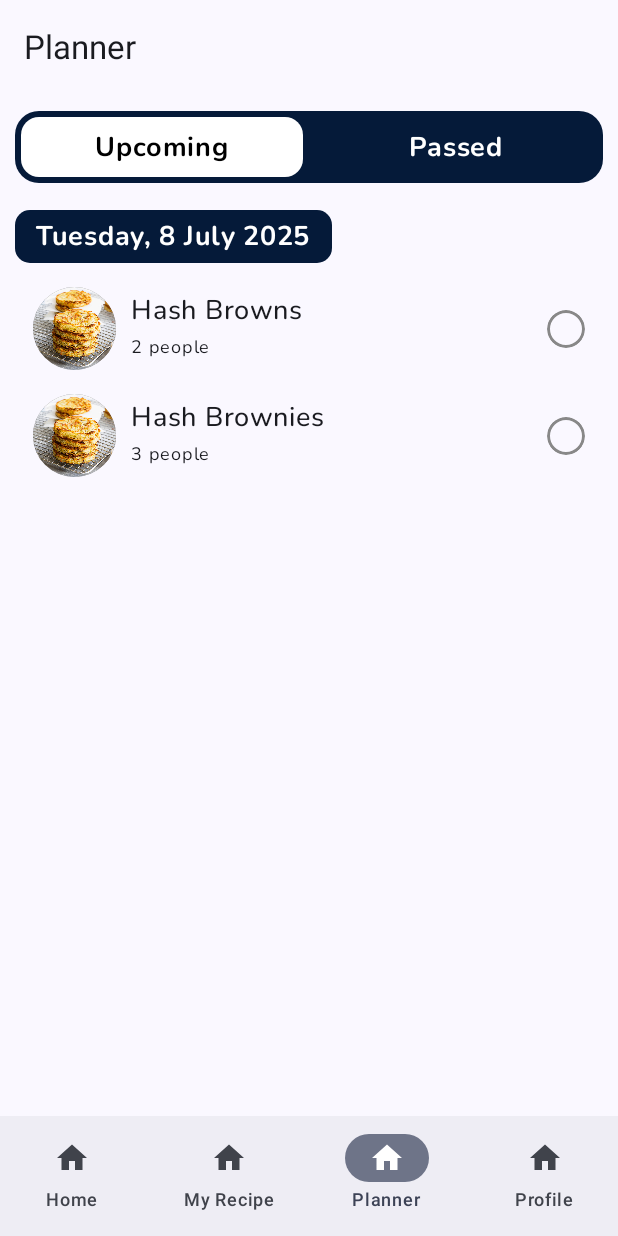
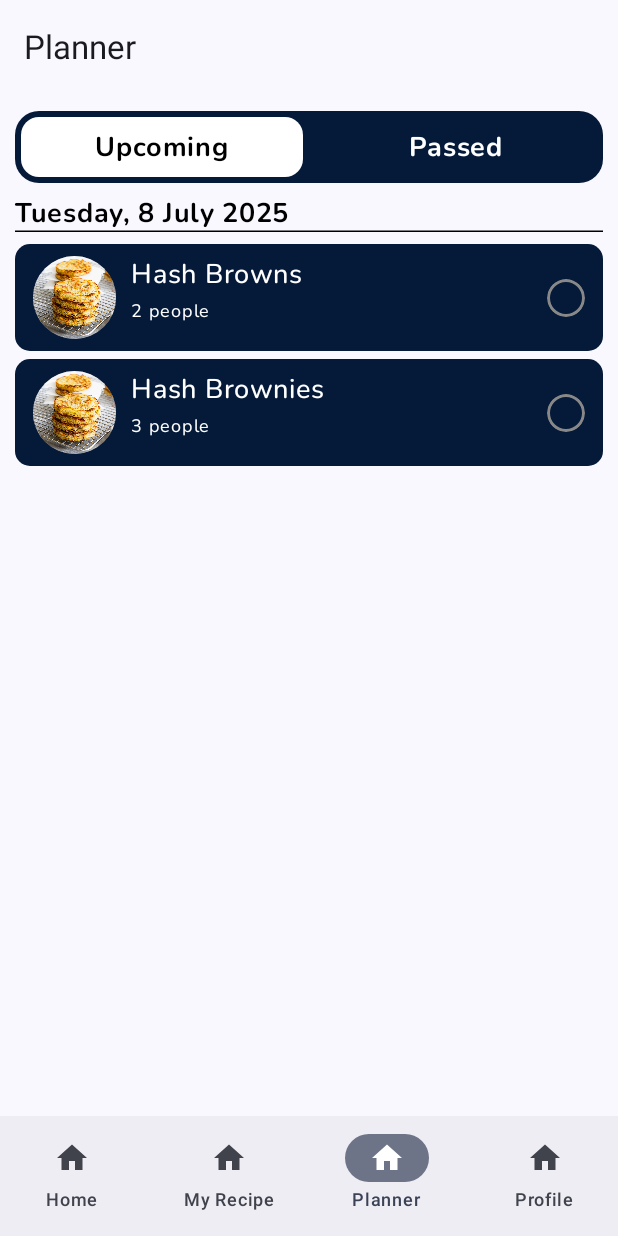
Before and after one commit to wesleyaldrich/pancook, an Android app built with Jetpack Compose: the PlannerScreen screen opened through its navigation route, on a phone screen of 412 x 824 dp. Run offline under Robolectric (Android 15) with nearby library versions, the phone set to English and light mode, and no system bars; Roboto replaces fonts that are not available here.

Commit message:
Update PlannerItem and DateSectionHeader UI

```diff
--- a/app/src/main/java/com/wesleyaldrich/pancook/ui/screens/PlannerScreen.kt
+++ b/app/src/main/java/com/wesleyaldrich/pancook/ui/screens/PlannerScreen.kt
@@ -53,6 +53,8 @@ import androidx.compose.runtime.mutableStateMapOf
 import androidx.compose.runtime.setValue
 import androidx.compose.runtime.mutableStateOf
 import androidx.compose.ui.draw.alpha
+import androidx.compose.ui.draw.drawBehind
+import androidx.compose.ui.geometry.Offset
 import androidx.compose.ui.text.style.TextDecoration
 import com.wesleyaldrich.pancook.R
 import com.wesleyaldrich.pancook.model.Ingredient
@@ -60,7 +62,7 @@ import com.wesleyaldrich.pancook.model.Recipe
 import com.wesleyaldrich.pancook.ui.theme.inter
 import com.wesleyaldrich.pancook.ui.theme.montserrat
 import com.wesleyaldrich.pancook.ui.theme.nunito
-import com.wesleyaldrich.pancook.ui.theme.poppins
+import com.wesleyaldrich.pancook.ui.theme.nunito
 import org.w3c.dom.Text
 import java.time.LocalDate
 import java.time.format.DateTimeFormatter
@@ -195,7 +197,7 @@ fun PlannerList(modifier: Modifier = Modifier, data: Map<String, Map<Recipe, Int
     LazyColumn(
         modifier = modifier
             .fillMaxSize()
-            .padding(10.dp)
+            .padding(horizontal = 10.dp)
     ) {
         data.forEach { (dateStr, recipeMap) ->
             item {
@@ -229,25 +231,35 @@ fun formatDateHeader(dateString: String): String {
     }
 }
 
+fun Modifier.bottomBorder(strokeWidth: Dp = 1.dp, color: Color = Color.Black): Modifier = this.then(
+    Modifier.drawBehind {
+        val strokePx = strokeWidth.toPx()
+        val y = size.height - strokePx / 2
+        drawLine(
+            color = color,
+            start = Offset(0f, y),
+            end = Offset(size.width, y),
+            strokeWidth = strokePx
+        )
+    }
+)
 
 @Composable
 fun DateSectionHeader(title: String) {
     Box(modifier = Modifier
-        .wrapContentWidth()
+//        .wrapContentWidth()
+        .fillMaxWidth()
         .padding(vertical = 8.dp)
-        .background(
-            color = colorResource(id = R.color.primary),
-            shape = RoundedCornerShape(10.dp)
-        )
+        .bottomBorder(1.dp, Color.Black)
     ) {
         Text(
             text = title,
             fontFamily = nunito,
             fontSize = 18.sp,
             fontWeight = FontWeight.Bold,
-            color = Color.White,
+            color = Color.Black,
             modifier = Modifier
-                .padding(horizontal = 14.dp, vertical = 5.dp)
+//                .padding(horizontal = 14.dp, vertical = 5.dp)
         )
     }
 }
@@ -294,6 +306,14 @@ fun PlanCard(
     )
     val textDecoration = if (isChecked) TextDecoration.LineThrough else TextDecoration.None
 
+    Box(
+        modifier = Modifier
+            .padding(bottom = 5.dp)
+            .background(
+            color = colorResource(R.color.primary),
+            shape = RoundedCornerShape(10.dp)
+        )
+    ) {
         Row(
             modifier = Modifier
                 .fillMaxWidth()
@@ -319,13 +339,16 @@ fun PlanCard(
             Column(
                 modifier = Modifier
                     .weight(1f)
-                .alpha(textAlpha)
+                    .height(55.dp)
+                    .alpha(textAlpha),
+                verticalArrangement = Arrangement.Top,
             ) {
                 Text(
                     text = title,
                     fontFamily = nunito,
                     fontWeight = FontWeight.Medium,
                     fontSize = 18.sp,
+                    color = Color.White,
                     textDecoration = textDecoration
                 )
                 Text(
@@ -333,6 +356,7 @@ fun PlanCard(
                     fontFamily = nunito,
                     fontWeight = FontWeight.Normal,
                     fontSize = 12.sp,
+                    color = Color.White,
                     textDecoration = textDecoration
                 )
             }
@@ -345,6 +369,7 @@ fun PlanCard(
             )
         }
     }
+}
 
 @Preview(showSystemUi = true)
 @Composable
```
Lines whose indentation alone changed are shown as unchanged.
